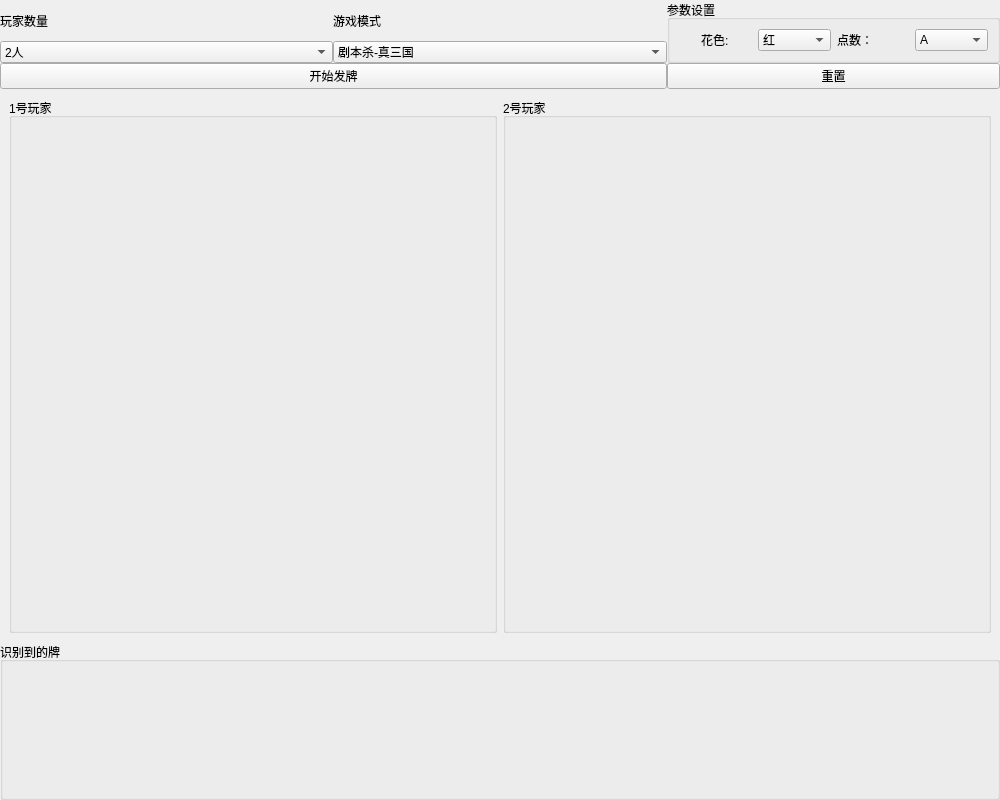
The window that cardsscreen.ui (partiality-tom/WindowOCR) describes before a commit, drawn with Qt 5.
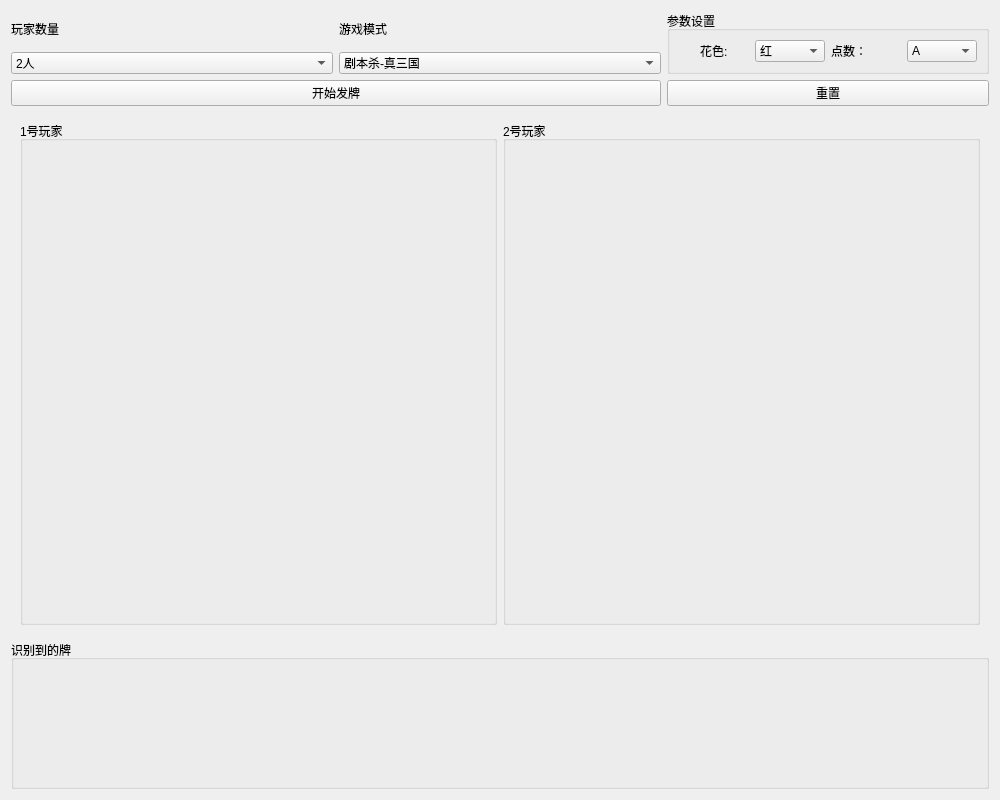
The same window after the commit.

What changed in the file:
```diff
--- a/cardsscreen.ui
+++ b/cardsscreen.ui
@@ -20,21 +20,6 @@
    <string>Form</string>
   </property>
   <layout class="QVBoxLayout" name="verticalLayout_3" stretch="1,7,2">
-   <property name="spacing">
-    <number>0</number>
-   </property>
-   <property name="leftMargin">
-    <number>0</number>
-   </property>
-   <property name="topMargin">
-    <number>0</number>
-   </property>
-   <property name="rightMargin">
-    <number>0</number>
-   </property>
-   <property name="bottomMargin">
-    <number>0</number>
-   </property>
    <item>
     <layout class="QGridLayout" name="gridLayout">
      <item row="1" column="1">
```
Left out of the diff: 2 changed lines with no effect on the pictures.
